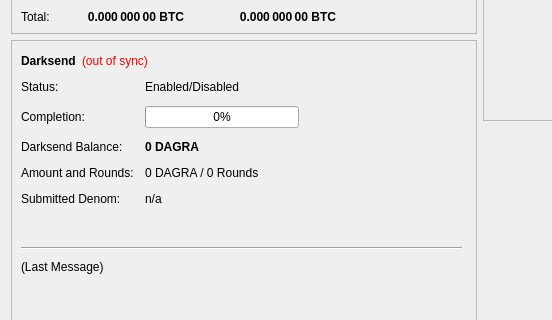
Before: the Qt Designer form src/qt/forms/overviewpage.ui in gooddeedcoin/gdc3, drawn with Qt 5; both pictures show x 0 to 552 and y 182 to 502 of the 960 by 585 pixel window.
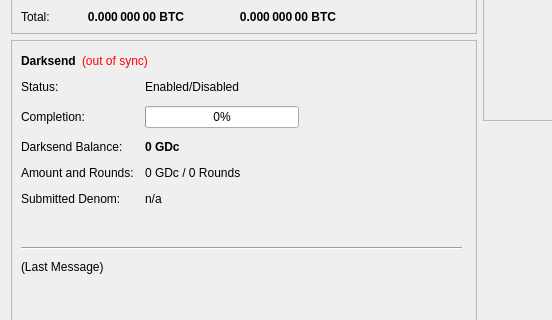
After: the same form once the commit is applied.

What changed in the file:
```diff
--- a/src/qt/forms/overviewpage.ui
+++ b/src/qt/forms/overviewpage.ui
@@ -474,7 +474,7 @@
               </font>
              </property>
              <property name="text">
-              <string notr="true">0 DAGRA</string>
+              <string notr="true">0 GDc</string>
              </property>
             </widget>
            </item>
@@ -488,7 +488,7 @@
            <item row="3" column="1">
             <widget class="QLabel" name="labelAmountRounds">
              <property name="text">
-              <string>0 DAGRA / 0 Rounds</string>
+              <string>0 GDc / 0 Rounds</string>
              </property>
             </widget>
            </item>
```
Left out of the diff: 6 changed lines with no effect on the pictures.
